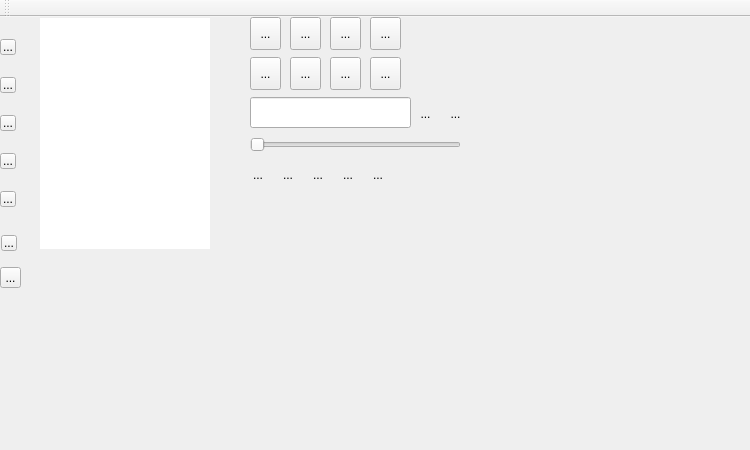
Before: the Qt Designer form mainwindow.ui in milohr/babe-qt, drawn with Qt 5.
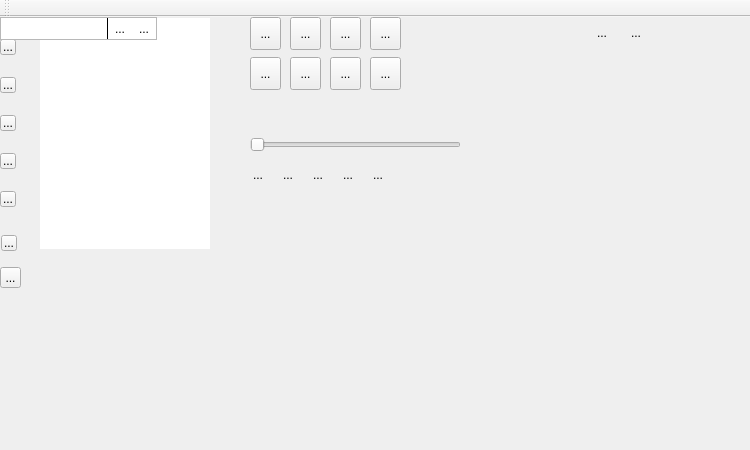
After: the same form once the commit is applied. Icons and pictures are not drawn.

Diff of the .ui file:
```diff
--- a/mainwindow.ui
+++ b/mainwindow.ui
@@ -23,6 +23,9 @@
    <iconset resource="data.qrc">
     <normaloff>:/Data/data/babe_48.svg</normaloff>:/Data/data/babe_48.svg</iconset>
   </property>
+  <property name="autoFillBackground">
+   <bool>false</bool>
+  </property>
   <property name="styleSheet">
    <string notr="true"/>
   </property>
@@ -390,17 +393,7 @@
      <bool>true</bool>
     </property>
    </widget>
-   <widget class="QLineEdit" name="search">
-    <property name="geometry">
-     <rect>
-      <x>250</x>
-      <y>80</y>
-      <width>161</width>
-      <height>31</height>
-     </rect>
-    </property>
-   </widget>
-   <widget class="QToolButton" name="searchField">
+   <widget class="QToolButton" name="utilsBar">
     <property name="geometry">
      <rect>
       <x>370</x>
@@ -595,51 +588,158 @@
      <bool>true</bool>
     </property>
    </widget>
-   <widget class="QToolButton" name="resultsPLaylist">
-    <property name="geometry">
-     <rect>
-      <x>410</x>
-      <y>80</y>
-      <width>31</width>
-      <height>33</height>
-     </rect>
+   <widget class="QFrame" name="searchFrame">
+    <property name="frameShape">
+     <enum>QFrame::StyledPanel</enum>
     </property>
-    <property name="toolTip">
-     <string>Add results to Playlist</string>
+    <property name="frameShadow">
+     <enum>QFrame::Raised</enum>
     </property>
-    <property name="text">
-     <string>...</string>
-    </property>
-    <property name="icon">
-     <iconset theme="insert-page-break">
-      <normaloff>.</normaloff>.</iconset>
-    </property>
-    <property name="autoRaise">
-     <bool>true</bool>
-    </property>
+    <layout class="QHBoxLayout" name="horizontalLayout">
+     <property name="spacing">
+      <number>0</number>
+     </property>
+     <property name="sizeConstraint">
+      <enum>QLayout::SetMaximumSize</enum>
+     </property>
+     <property name="leftMargin">
+      <number>0</number>
+     </property>
+     <property name="topMargin">
+      <number>0</number>
+     </property>
+     <property name="rightMargin">
+      <number>0</number>
+     </property>
+     <property name="bottomMargin">
+      <number>0</number>
+     </property>
+     <item>
+      <widget class="QLineEdit" name="search">
+       <property name="sizePolicy">
+        <sizepolicy hsizetype="Expanding" vsizetype="MinimumExpanding">
+         <horstretch>0</horstretch>
+         <verstretch>0</verstretch>
+        </sizepolicy>
+       </property>
+       <property name="autoFillBackground">
+        <bool>false</bool>
+       </property>
+       <property name="frame">
+        <bool>false</bool>
+       </property>
+      </widget>
+     </item>
+     <item>
+      <widget class="QFrame" name="frame">
+       <property name="maximumSize">
+        <size>
+         <width>1</width>
+         <height>16777215</height>
+        </size>
+       </property>
+       <property name="frameShape">
+        <enum>QFrame::VLine</enum>
+       </property>
+       <property name="frameShadow">
+        <enum>QFrame::Plain</enum>
+       </property>
+      </widget>
+     </item>
+     <item>
+      <widget class="QToolButton" name="resultsPLaylist">
+       <property name="toolTip">
+        <string>Add results to Playlist</string>
+       </property>
+       <property name="text">
+        <string>...</string>
+       </property>
+       <property name="icon">
+        <iconset theme="insert-page-break">
+         <normaloff>.</normaloff>.</iconset>
+       </property>
+       <property name="autoRaise">
+        <bool>true</bool>
+       </property>
+      </widget>
+     </item>
+     <item>
+      <widget class="QToolButton" name="saveResults">
+       <property name="toolTip">
+        <string>Save results to Playlist...</string>
+       </property>
+       <property name="text">
+        <string>...</string>
+       </property>
+       <property name="icon">
+        <iconset theme="source-playlist">
+         <normaloff>.</normaloff>.</iconset>
+       </property>
+       <property name="autoRaise">
+        <bool>true</bool>
+       </property>
+      </widget>
+     </item>
+    </layout>
    </widget>
-   <widget class="QToolButton" name="saveResults">
+   <widget class="QFrame" name="collectionUtils">
     <property name="geometry">
      <rect>
-      <x>440</x>
-      <y>80</y>
-      <width>31</width>
-      <height>33</height>
+      <x>580</x>
+      <y>0</y>
+      <width>78</width>
+      <height>31</height>
      </rect>
     </property>
-    <property name="toolTip">
-     <string>Save results to Playlist...</string>
+    <property name="frameShape">
+     <enum>QFrame::NoFrame</enum>
     </property>
-    <property name="text">
-     <string>...</string>
+    <property name="frameShadow">
+     <enum>QFrame::Raised</enum>
     </property>
-    <property name="icon">
-     <iconset theme="source-playlist">
-      <normaloff>.</normaloff>.</iconset>
-    </property>
-    <property name="autoRaise">
-     <bool>true</bool>
-    </property>
+    <layout class="QHBoxLayout" name="horizontalLayout_2">
+     <property name="spacing">
+      <number>0</number>
+     </property>
+     <property name="leftMargin">
+      <number>0</number>
+     </property>
+     <property name="topMargin">
+      <number>0</number>
+     </property>
+     <property name="rightMargin">
+      <number>0</number>
+     </property>
+     <property name="bottomMargin">
+      <number>0</number>
+     </property>
+     <item>
+      <widget class="QToolButton" name="addAll">
+       <property name="text">
+        <string>...</string>
+       </property>
+       <property name="icon">
+        <iconset theme="filename-title-amarok"/>
+       </property>
+       <property name="autoRaise">
+        <bool>true</bool>
+       </property>
+      </widget>
+     </item>
+     <item>
+      <widget class="QToolButton" name="refreshAll">
+       <property name="text">
+        <string>...</string>
+       </property>
+       <property name="icon">
+        <iconset theme="amarok_playlist_refresh"/>
+       </property>
+       <property name="autoRaise">
+        <bool>true</bool>
+       </property>
+      </widget>
+     </item>
+    </layout>
    </widget>
   </widget>
   <widget class="QToolBar" name="mainToolBar">
```
Left out of the diff: 6 changed lines with no effect on the pictures.
